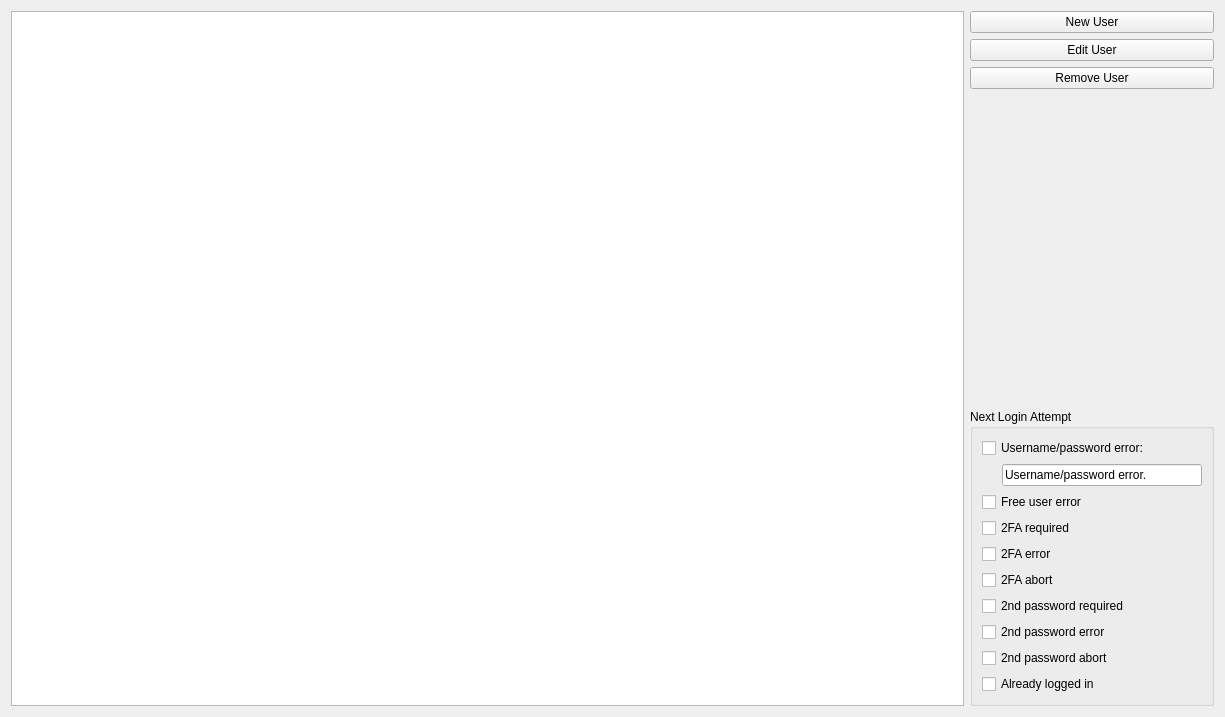
Above: internal/frontend/bridge-gui/bridge-gui-tester/Tabs/UsersTab.ui from ProtonMail/proton-bridge before the change. Below: the same form after it.
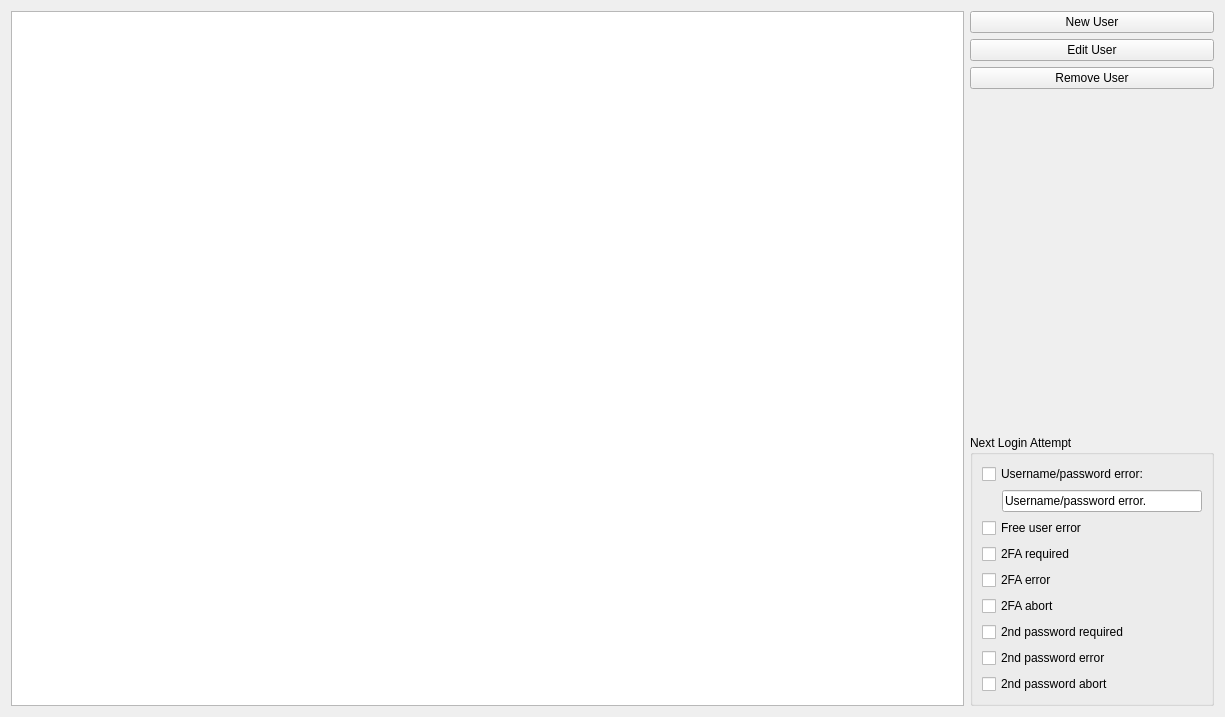
That is the form after the change.

```diff
--- a/internal/frontend/bridge-gui/bridge-gui-tester/Tabs/UsersTab.ui
+++ b/internal/frontend/bridge-gui/bridge-gui-tester/Tabs/UsersTab.ui
@@ -170,13 +170,6 @@
           </property>
          </widget>
         </item>
-        <item>
-         <widget class="QCheckBox" name="checkAlreadyLoggedIn">
-          <property name="text">
-           <string>Already logged in</string>
-          </property>
-         </widget>
-        </item>
        </layout>
       </widget>
      </item>
```
